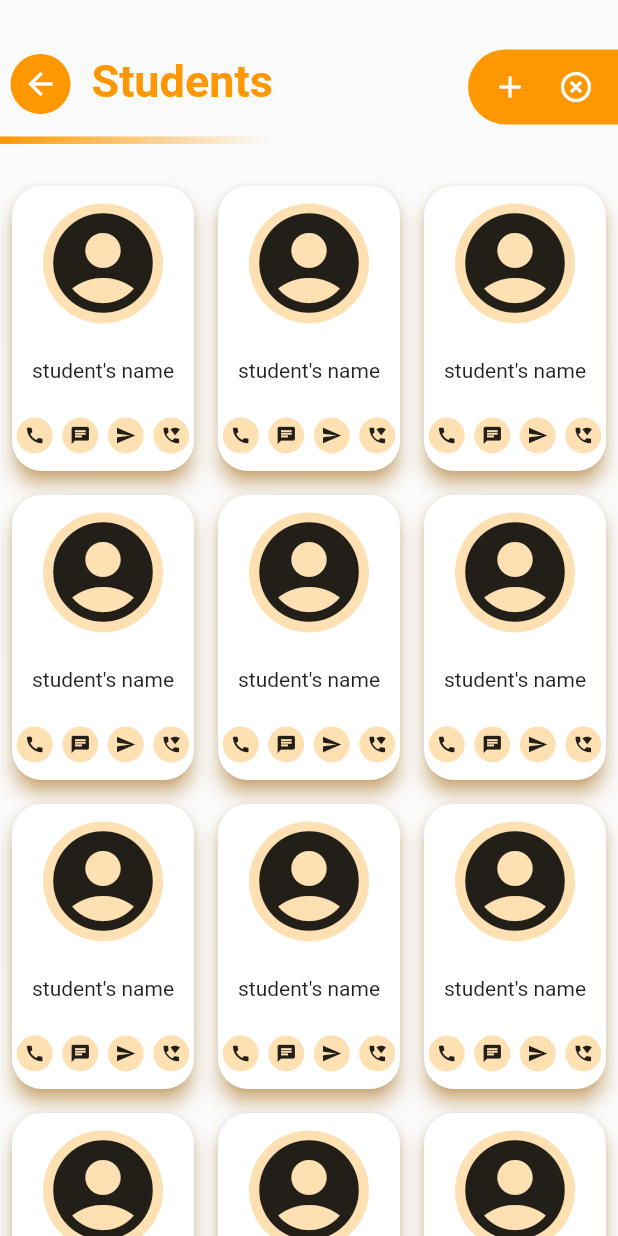
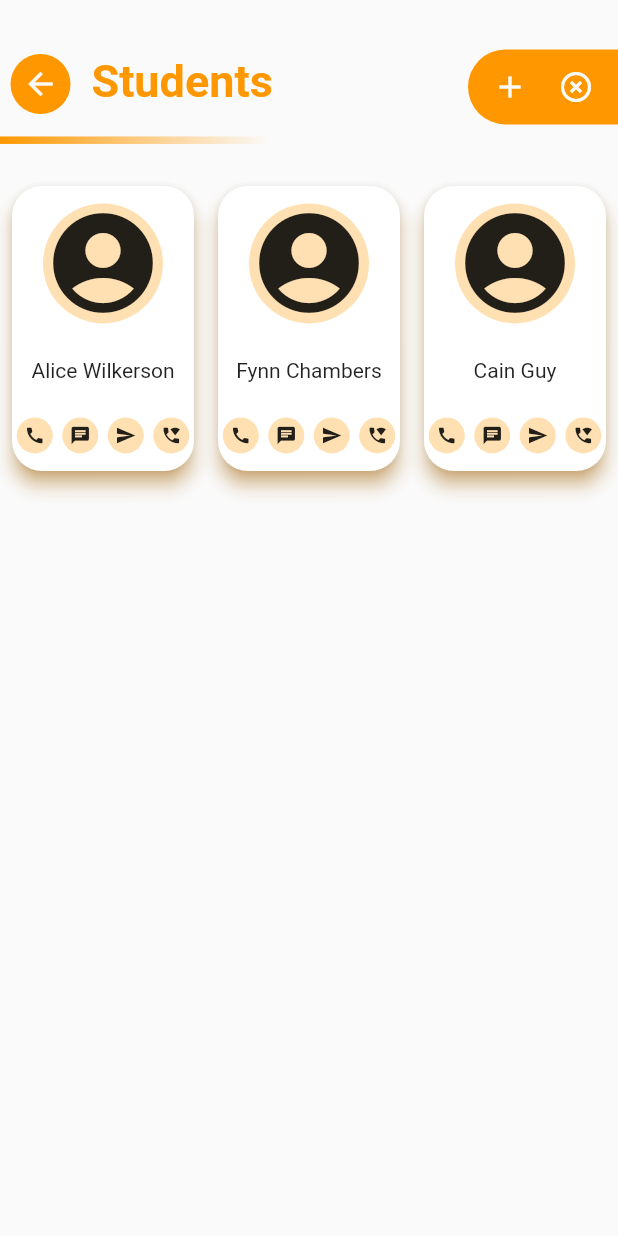
Before and after one commit to E837/hamyar, a Flutter app: the screen it shows after launch, after a tap on "Students", on a phone screen of 412 x 824 dp. Run offline on Flutter 3.47's test engine with Material 2 defaults, Android fonts, the phone set to English and light mode, and no system bars.

Commit message:
connection between student data model and it's screens

```diff
--- a/lib/main.dart
+++ b/lib/main.dart
@@ -1,4 +1,6 @@
 import 'package:flutter/material.dart';
+import 'package:hamyar/models/students.dart';
+import 'package:provider/provider.dart';
 
 import 'package:hamyar/main_menu.dart';
 import 'package:hamyar/notes/notes_screen.dart';
@@ -17,7 +19,11 @@
 
   @override
   Widget build(BuildContext context) {
-    return MaterialApp(
+    return MultiProvider(
+      providers: [
+        ChangeNotifierProvider(create: (_) => Students()),
+      ],
+      builder: (context, child) => MaterialApp(
         debugShowCheckedModeBanner: false,
         title: 'Hamyar',
         theme: ThemeData(
@@ -33,6 +39,7 @@
           GeneralInfoScreen.routeName: (ctx) => const GeneralInfoScreen(),
           GroupsScreen.routeName: (ctx) => const GroupsScreen(),
         },
+      ),
     );
   }
 }
--- a/lib/models/students.dart
+++ b/lib/models/students.dart
@@ -1,9 +1,12 @@
 import 'package:flutter/foundation.dart';
 
 import 'student.dart';
+import 'package:hamyar/temp_data.dart';
 
 class Students with ChangeNotifier {
-  final List<Student> _students = [];
+  final List<Student> _students = studentsList;
+
+  List<Student> get students => _students;
 
   void addStudent(Student student) {
     _students.add(student);
--- a/lib/students/student_card.dart
+++ b/lib/students/student_card.dart
@@ -1,12 +1,16 @@
 import 'package:flutter/material.dart';
+import 'package:provider/provider.dart';
+
 import 'package:hamyar/overal_widgets/contact_buttons.dart';
 import 'package:hamyar/students/student_details_screen.dart';
+import 'package:hamyar/models/student.dart';
 
 class StudentCard extends StatelessWidget {
   const StudentCard({Key? key}) : super(key: key);
 
   @override
   Widget build(BuildContext context) {
+    final student = Provider.of<Student>(context);
     return Card(
       shape: RoundedRectangleBorder(
         borderRadius: BorderRadius.circular(20),
@@ -18,30 +22,27 @@
         borderRadius: BorderRadius.circular(20),
         child: Column(
           mainAxisAlignment: MainAxisAlignment.spaceAround,
-          children: const [
-            CircleAvatar(
+          children: [
+            const CircleAvatar(
               radius: 40,
               child: Icon(
                 Icons.account_circle,
                 size: 80,
               ),
             ),
-            Text('student\'s name'),
-            ContactButtons(),
+            Text(student.name),
+            const ContactButtons(),
           ],
         ),
-        onTap: () => push(context),
-      ),
-    );
-  }
-
-  void push(BuildContext context) {
-    Navigator.push(
-      context,
-      MaterialPageRoute(
-        builder: (ctx) => const StudentDetailsScreen(
-          // todo: dynamic theming is faulty
-          color: Colors.orange,
+        onTap: () => Navigator.push(
+          context,
+          MaterialPageRoute(
+            builder: (ctx) => StudentDetailsScreen(
+              // todo: dynamic theming is faulty
+              color: Colors.orange,
+              student: student,
+            ),
+          ),
         ),
       ),
     );
--- a/lib/students/student_details_screen.dart
+++ b/lib/students/student_details_screen.dart
@@ -1,11 +1,16 @@
 import 'package:flutter/material.dart';
+
+import 'package:hamyar/models/student.dart';
 import 'package:hamyar/overal_widgets/contact_buttons.dart';
 
 class StudentDetailsScreen extends StatelessWidget {
   final MaterialColor color;
+  final Student student;
+
   const StudentDetailsScreen({
     Key? key,
     required this.color,
+    required this.student,
   }) : super(key: key);
 
   @override
@@ -18,7 +23,7 @@
       child: Builder(
         builder: (context) => Scaffold(
           appBar: AppBar(
-            title: const Text('student\'s details'),
+            title: Text(student.name),
           ),
           body: ListView(
             children: [
--- a/lib/students/students_grid.dart
+++ b/lib/students/students_grid.dart
@@ -1,18 +1,26 @@
 import 'package:flutter/material.dart';
+import 'package:provider/provider.dart';
+
 import 'package:hamyar/students/student_card.dart';
+import 'package:hamyar/models/students.dart';
+import 'package:hamyar/models/student.dart';
 
 class StudentsGrid extends StatelessWidget {
   const StudentsGrid({Key? key}) : super(key: key);
 
   @override
   Widget build(BuildContext context) {
+    final students = Provider.of<Students>(context).students;
     return GridView.builder(
       gridDelegate: const SliverGridDelegateWithMaxCrossAxisExtent(
         maxCrossAxisExtent: 150,
         childAspectRatio: 2 / 3,
       ),
-      itemCount: 21,
-      itemBuilder: (context, index) => const StudentCard(),
+      itemCount: students.length,
+      itemBuilder: (context, index) => ChangeNotifierProvider<Student>.value(
+        value: students[index],
+        child: const StudentCard(),
+      ),
     );
   }
 }
--- a/lib/temp_data.dart
+++ b/lib/temp_data.dart
@@ -24,7 +24,7 @@
   'Willie Sykes',
 ];
 
-List<Student> students = [
+List<Student> studentsList = [
   Student(
     phone: {'mobile': '09123456789'},
     name: 'Alice Wilkerson',
```
Lines whose indentation alone changed are shown as unchanged.
